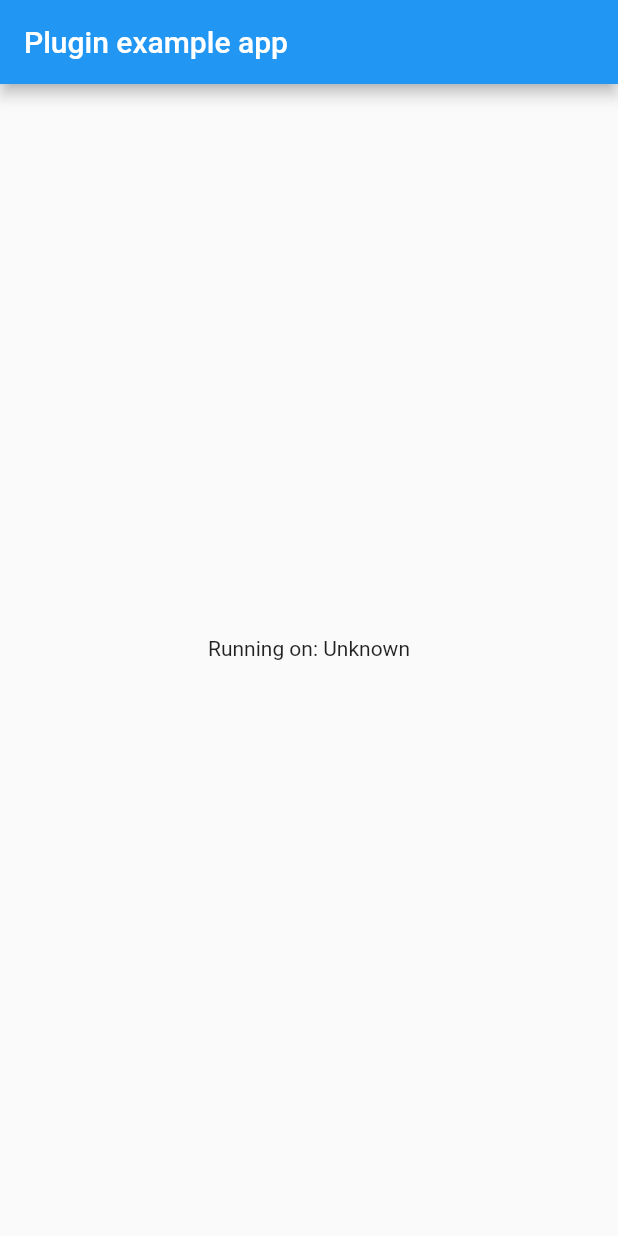
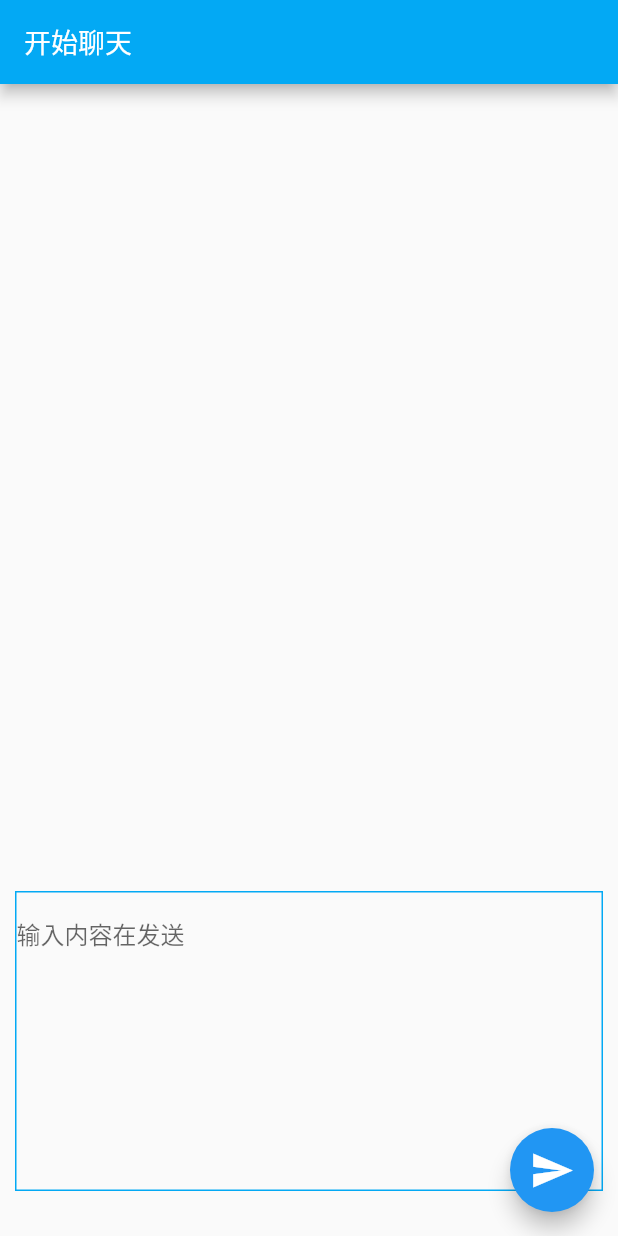
Before and after one commit to waitwalker/flutter_socket_plugin, a Flutter app: the screen it shows after launch, on a phone screen of 412 x 824 dp. Run offline on Flutter 3.47's test engine with Material 2 defaults, Android fonts, the phone set to English and light mode, and no system bars.

Commit message:
发送消息基本完成

```diff
--- a/example/lib/main.dart
+++ b/example/lib/main.dart
@@ -1,74 +1,129 @@
 import 'package:flutter/material.dart';
 import 'dart:async';
 
-import 'package:flutter/services.dart';
 import 'package:flutter_socket_plugin/flutter_socket_plugin.dart';
 
-void main() => runApp(MyApp());
+void main() => runApp(App());
 
-class MyApp extends StatefulWidget {
+class App extends StatelessWidget {
   @override
-  _MyAppState createState() => _MyAppState();
+  Widget build(BuildContext context) {
+    return MaterialApp(
+      title: "home",
+      home: HomePage(),
+      theme: ThemeData(primaryColor: Colors.lightGreen),
+    );
+  }
 }
 
-class _MyAppState extends State<MyApp> {
-  String _platformVersion = 'Unknown';
 
+class HomePage extends StatefulWidget {
+  @override
+  _HomePageState createState() => _HomePageState();
+}
+
+class _HomePageState extends State<HomePage> {
+  List<Map> chatList = [];
+  TextEditingController textEditingController = TextEditingController();
   FlutterSocket flutterSocket;
+  bool connected = false;
 
   @override
   void initState() {
+    textEditingController.addListener((){
+      print("text:${textEditingController.text}");
+    });
+    initSocket();
     super.initState();
-    flutterSocket = FlutterSocket();
-    initPlatformState();
   }
 
-  // Platform messages are asynchronous, so we initialize in an async method.
-  Future<void> initPlatformState() async {
+  initSocket() async {
+    flutterSocket = FlutterSocket();
+    var result = await flutterSocket.createSocket();
+    print(result);
+    if (result == true) {
 
-    String platformVersion;
-    // Platform messages may fail, so we use a try/catch PlatformException.
-    try {
-      //platformVersion = await FlutterSocketPlugin.platformVersion;
+      flutterSocket.tryConnect("192.168.8.120", 10007, timeout: 20);
 
 
-
-      var result = await flutterSocket.createSocket();
-      print(result);
-
-      flutterSocket.tryConnect("192.168.8.120", 100007, 20000);
-
-
-      flutterSocket.onConnect((data){
+      flutterSocket.connectListener((data){
         print("data:");
+        connected = true;
       });
 
+      flutterSocket.connectErrorListener((data){
+        print(data);
+      });
 
-    } on PlatformException {
-      platformVersion = 'Failed to get platform version.';
+      flutterSocket.sendErrorListener((data){
+
+      });
     }
 
-    // If the widget was removed from the tree while the asynchronous platform
-    // message was in flight, we want to discard the reply rather than calling
-    // setState to update our non-existent appearance.
-    if (!mounted) return;
+  }
 
-//    setState(() {
-//      _platformVersion = platformVersion;
-//    });
-  }
 
   @override
   Widget build(BuildContext context) {
-    return MaterialApp(
-      home: Scaffold(
-        appBar: AppBar(
-          title: const Text('Plugin example app'),
+    return Scaffold(
+      appBar: AppBar(
+        title: Text("开始聊天",style: TextStyle(fontSize: 18,color: Colors.white),),
+        backgroundColor: Colors.lightBlue,
+      ),
+      body: Column(
+        mainAxisAlignment: MainAxisAlignment.spaceBetween,
+        children: <Widget>[
+
+          Expanded(
+            child: ListView.builder(
+              itemBuilder: itemBuilder,
+              itemCount: chatList.length,
+            ),
+          ),
+
+          Padding(
+            padding: EdgeInsets.only(top: 30,bottom: 30,left: 10,right: 10),
+            child: Container(
+              height: 200,
+              decoration: BoxDecoration(
+                  border: Border.all(width: 1,color: Colors.lightBlue)
+              ),
+              child: TextField(
+                controller: textEditingController,
+                decoration: InputDecoration(
+                    labelText: "输入内容在发送",
+                    border: InputBorder.none
+                ),
+              ),
+            ),
+          ),
+
+        ],
+      ),
+      floatingActionButton: FloatingActionButton(child: Icon(Icons.send,size: 30,color: Colors.white,),onPressed: (){
+        if (connected) {
+          flutterSocket.send("hello socket");
+        }
+      },),
+    );
+  }
+
+  Widget itemBuilder(BuildContext buildContext, int index) {
+    return Column(
+      children: <Widget>[
+        Row(
+          children: <Widget>[
+            Icon(Icons.account_circle,size: 35,color: Colors.lime,),
+            Column(
+              children: <Widget>[
+                Text("张三",style: TextStyle(fontSize: 12,color: Colors.orangeAccent),),
+                Text("时间",style: TextStyle(fontSize: 10,color: Colors.deepPurpleAccent),),
+              ],
+            )
+          ],
         ),
-        body: Center(
-          child: Text('Running on: $_platformVersion\n'),
-        ),
-      ),
+        Text("内容",style: TextStyle(fontSize: 13,color: Colors.black),),
+      ],
     );
   }
 }
--- a/lib/flutter_socket.dart
+++ b/lib/flutter_socket.dart
@@ -1,107 +1,156 @@
 import 'dart:async';
-import 'dart:convert';
 import 'package:flutter/services.dart';
 
-typedef void SocketEventListener(dynamic data);
+/// Call back closure
+typedef void CallBackClosure(dynamic data);
 
+///
+/// @Class: FlutterSocket
+/// @Description: FlutterSocket class
+/// @author: lca
+/// @Date: 2019-08-21
+///
 class FlutterSocket {
 
+  /// method channel
   static const MethodChannel _channel = const MethodChannel('flutter_socket_plugin');
 
-  ///  Socket Connect event
-  static const String CONNECT = "connect";
+  /// Create socket
+  static const String create_socket = "create_socket";
 
-  ///  Socket Disconnect event
-  static const String DISCONNECT = "disconnect";
+  /// Socket try connect
+  static const String try_connect = "try_connect";
 
-  ///  Socket Connection Error event
-  static const String CONNECT_ERROR = "connect_error";
+  /// Socket connected
+  static const String connected = "connected";
 
-  ///  Socket Connection timeout event
-  static const String CONNECT_TIMEOUT = "connect_timeout";
+  ///  Socket connect error
+  static const String connect_error = "connect_error";
 
-  ///  Socket Error event
-  static const String ERROR = "error";
+  /// Socket send message
+  static const String send_message = "send_message";
 
-  ///  Socket Connecting event
-  static const String CONNECTING = "connecting";
-
-  ///  Socket Reconnect event
-  static const String RECONNECT = "reconnect";
-
-  ///  Socket Reconnect Error event
-  static const String RECONNECT_ERROR = "reconnect_error";
-
-  ///  Socket Reconnect Failed event
-  static const String RECONNECT_FAILED = "reconnect_failed";
-
-  ///  Socket Reconnecting event
-  static const String RECONNECTING = "reconnecting";
-
-  ///  Socket Ping event
-  static const String PING = "ping";
-
-  ///  Socket Pong event
-  static const String PONG = "pong";
-
-  ///Store listeners
-  Map<String, List<Function>> _listeners = {};
-  Map<String, Function> listeners = {};
+  /// _closures (key: methodName, value:CallBackClosure)
+  Map<String, Function> _closures = {};
 
 
+  ///
+  /// @Method: FlutterSocket()
+  /// @Parameter:
+  /// @ReturnType:
+  /// @Description: create instance
+  /// @author: lca
+  /// @Date: 2019-08-21
+  ///
   FlutterSocket() {
     _channel.setMethodCallHandler((call) async {
-
       var method = call.method;
       var arguments = call.arguments;
       print("method:$method; arguments:$arguments");
-      _handleData(method, arguments);
+      _handleCallBack(method, arguments);
     });
   }
 
-  ///listen to an event
-  on(String methodName, SocketEventListener listener) async {
-    if (listeners[methodName] == null) {
-      _listeners[methodName] = [];
-      //_channel.invokeMethod("on", {"methodName": methodName});
-    }
-    _listeners[methodName].add(listener);
-  }
-
-  handle() {
-    print("handle");
-  }
-
-  ///Data listener called by platform API
-  _handleData(String methodName, var arguments) {
-
-    print("_listeners:${_listeners.length}");
-
-    for (var function in _listeners[methodName]) {
-      print(function);
-      /// 调用函数
-      Function.apply(function, [arguments]);
-    }
+  ///
+  /// @Method: _listen
+  /// @Parameter: String methodName, CallBackClosure closure
+  /// @ReturnType:
+  /// @Description: listen call back closure
+  /// @author: lca
+  /// @Date: 2019-08-21
+  ///
+  _listen(String methodName, CallBackClosure closure) async {
+    _closures[methodName] = closure;
   }
 
 
-
-  Future<bool> createSocket() async {
-    return await _channel.invokeMethod("createSocket");
+  ///
+  /// @Method: _handleCallBack
+  /// @Parameter: String methodName, var arguments
+  /// @ReturnType: null
+  /// @Description: handle native to flutter and call back to user
+  /// @author: lca
+  /// @Date: 2019-08-21
+  ///
+  _handleCallBack(String methodName, var arguments) {
+    print("_listeners:${_closures.length}");
+    var function = _closures[methodName];
+    /// 调用函数
+    Function.apply(function, [arguments]);
   }
 
-  ///Listen to connect event
-  onConnect(SocketEventListener listener) async {
-    await on("didConnect", listener);
+  ///
+  /// @Method: createSocket
+  /// @Parameter: null
+  /// @ReturnType: Future<bool>
+  /// @Description: create socket
+  /// @author: lca
+  /// @Date: 2019-08-21
+  ///
+  Future<bool> createSocket() async {
+    return await _channel.invokeMethod(create_socket);
   }
 
-  Future<void> tryConnect(String host, int port, int timeout) async {
+  ///
+  /// @Method: tryConnect
+  /// @Parameter: String host, int port, int timeout
+  /// @ReturnType: Future<void>
+  /// @Description: try connect,to not time out use a negative time interval
+  /// @author: lca
+  /// @Date: 2019-08-21
+  ///
+  Future<void> tryConnect(String host, int port, {timeout = 30}) async {
     Map arguments = {
       "host":host,
       "port":port,
       "timeout":timeout
     };
-    await _channel.invokeMethod("tryConnect",arguments);
+    await _channel.invokeMethod(try_connect,arguments);
   }
 
+  ///
+  /// @Method: connectListener
+  /// @Parameter: CallBackClosure closure
+  /// @ReturnType:
+  /// @Description: listen socket connect status
+  /// @author: lca
+  /// @Date: 2019-08-21
+  ///
+  connectListener(CallBackClosure closure) async => await _listen(connected, closure);
+
+  ///
+  /// @Method: connectErrorListener
+  /// @Parameter: CallBackClosure closure
+  /// @ReturnType:
+  /// @Description: listen socket connect status
+  /// @author: lca
+  /// @Date: 2019-08-21
+  ///
+  connectErrorListener(CallBackClosure closure) async => await _listen(connect_error, closure);
+
+  ///
+  /// @Method: send
+  /// @Parameter: String message
+  /// @ReturnType:
+  /// @Description: send message
+  /// @author: lca
+  /// @Date: 2019-08-21
+  ///
+  Future<void> send(String message) async {
+    await _channel.invokeMethod(send_message,{"message":message});
+  }
+
+  ///
+  /// @Method: sendErrorListener
+  /// @Parameter: CallBackClosure closure
+  /// @ReturnType:
+  /// @Description: listen socket send status
+  /// @author: lca
+  /// @Date: 2019-08-21
+  ///
+  sendErrorListener(CallBackClosure closure) async => await _listen(connect_error, closure);
+
+
+
+
 }
```
Also changed, not shown: 2 other files.
